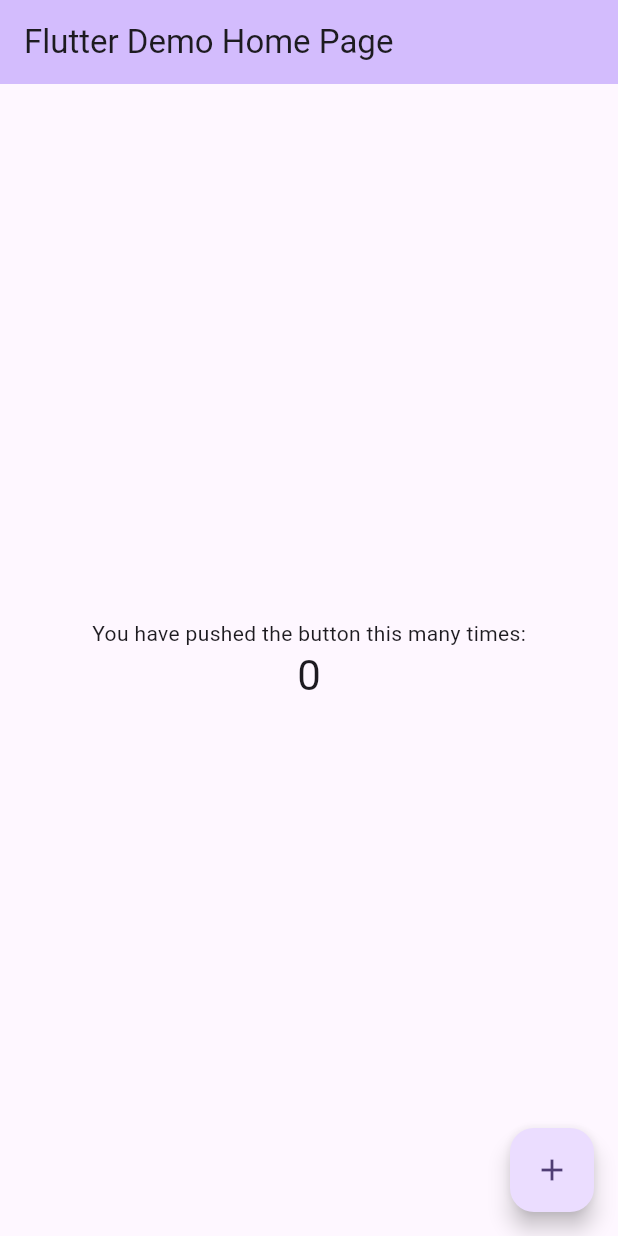
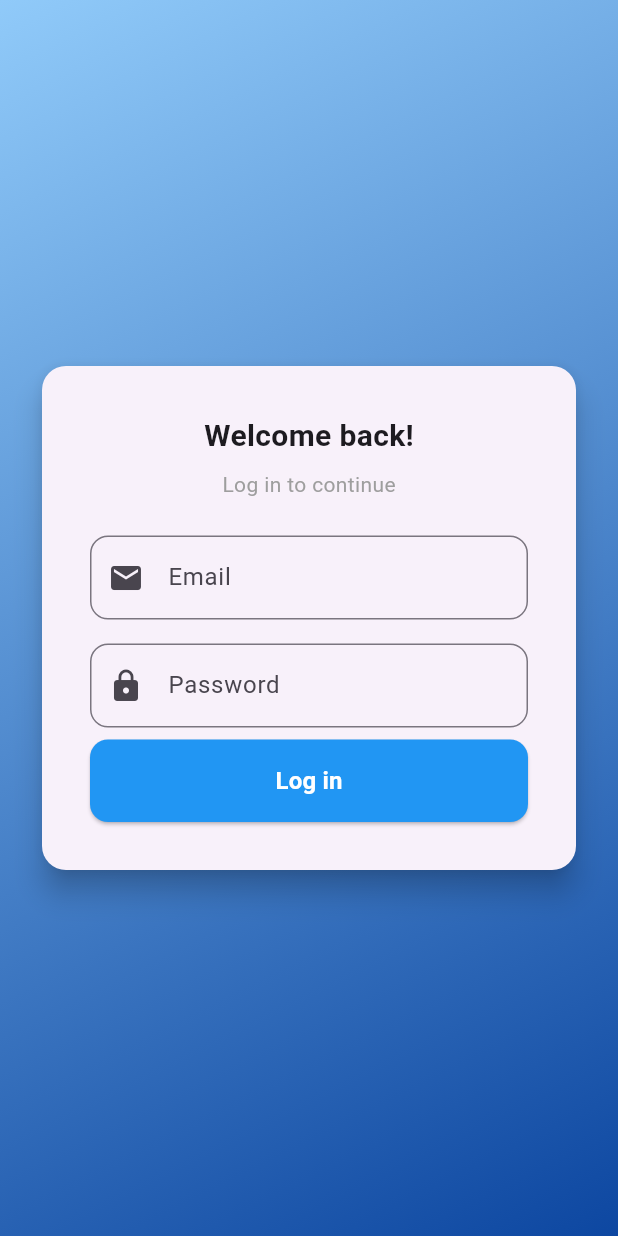
Before and after one commit to The-ivo/Hows-the-weather, a Flutter app: the screen it shows after launch, on a phone screen of 412 x 824 dp. Run offline on Flutter 3.47's test engine with Material 3 defaults, Android fonts, the phone set to English and light mode, and no system bars.

Commit message:
feature(auth screen): create app router and authentication screen

```diff
--- /dev/null
+++ b/lib/UI/auth/widgets/auth_screen.dart
@@ -0,0 +1,56 @@
+import 'package:flutter/material.dart';
+import 'package:hows_the_weather/UI/auth/widgets/large_screen_login_card_widget.dart';
+import 'package:hows_the_weather/UI/auth/widgets/small_screen_login_card_widget.dart';
+
+class AuthScreen extends StatelessWidget {
+  const AuthScreen({super.key});
+
+  @override
+  Widget build(BuildContext context) {
+    return Scaffold(
+      body: LayoutBuilder(
+        builder: (context, constraints) {
+          final isLargeScreen = constraints.maxWidth > 800;
+
+          return Container(
+            decoration: BoxDecoration(
+              gradient: LinearGradient(
+                begin: Alignment.topLeft,
+                end: Alignment.bottomRight,
+                colors: [Colors.blue.shade200, Colors.blue.shade900],
+              ),
+            ),
+            child: Center(
+              child: SingleChildScrollView(
+                child: Container(
+                  constraints: BoxConstraints(
+                    maxWidth: isLargeScreen ? 800 : 450,
+                  ),
+                  margin: const EdgeInsets.all(24),
+                  child: Card(
+                    elevation: 8,
+                    shape: RoundedRectangleBorder(
+                      borderRadius: BorderRadius.circular(16),
+                    ),
+                    child: Padding(
+                      padding: const EdgeInsets.all(32.0),
+                      child: isLargeScreen
+                          ? LargeScreenLoginCardWidget(
+                              loginText: 'Log in to continue',
+                              welcomeBackText: 'Welcome back!',
+                            )
+                          : SmallScreenLoginCardWidget(
+                              loginText: 'Log in to continue',
+                              welcomeBackText: 'Welcome back!',
+                            ),
+                    ),
+                  ),
+                ),
+              ),
+            ),
+          );
+        },
+      ),
+    );
+  }
+}
--- /dev/null
+++ b/lib/UI/auth/widgets/login_form_widget.dart
@@ -0,0 +1,98 @@
+import 'package:flutter/material.dart';
+
+class LoginFormWidget extends StatefulWidget {
+  const LoginFormWidget({super.key});
+
+  @override
+  State<LoginFormWidget> createState() => _LoginFormWidgetState();
+}
+
+class _LoginFormWidgetState extends State<LoginFormWidget> {
+  final _emailController = TextEditingController();
+  final _passwordController = TextEditingController();
+  final _formKey = GlobalKey<FormState>();
+
+  @override
+  void dispose() {
+    _emailController.dispose();
+    _passwordController.dispose();
+    super.dispose();
+  }
+
+  @override
+  Widget build(BuildContext context) {
+    return Form(
+      key: _formKey,
+      child: Column(
+        crossAxisAlignment: CrossAxisAlignment.stretch,
+        children: [
+          TextFormField(
+            controller: _emailController,
+            decoration: InputDecoration(
+              labelText: 'Email',
+              prefixIcon: const Icon(Icons.email),
+              border: OutlineInputBorder(
+                borderRadius: BorderRadius.circular(12),
+              ),
+              errorMaxLines: 2,
+            ),
+            keyboardType: TextInputType.emailAddress,
+            validator: (value) {
+              if (value == null || value.isEmpty) {
+                return 'Please, enter your email address';
+              }
+              if (!value.contains('@')) {
+                return 'Please, enter a valid email address';
+              }
+              return null;
+            },
+          ),
+          const SizedBox(height: 16),
+          TextFormField(
+            controller: _passwordController,
+            decoration: InputDecoration(
+              labelText: 'Password',
+              prefixIcon: const Icon(Icons.lock),
+              border: OutlineInputBorder(
+                borderRadius: BorderRadius.circular(12),
+              ),
+              errorMaxLines: 2,
+            ),
+            obscureText: true,
+            validator: (value) {
+              if (value == null || value.isEmpty) {
+                return 'Please, enter your password';
+              }
+              if (value.length < 6) {
+                return 'Passwords must be longer than 6 characters';
+              }
+              return null;
+            },
+          ),
+          const SizedBox(height: 8),
+          ElevatedButton(
+            onPressed: () {
+              if (_formKey.currentState!.validate()) {
+                ScaffoldMessenger.of(context).showSnackBar(
+                  const SnackBar(content: Text('Processando login...')),
+                );
+              }
+            },
+            style: ElevatedButton.styleFrom(
+              backgroundColor: Colors.blue,
+              foregroundColor: Colors.white,
+              padding: const EdgeInsets.symmetric(vertical: 16),
+              shape: RoundedRectangleBorder(
+                borderRadius: BorderRadius.circular(12),
+              ),
+            ),
+            child: const Text(
+              'Log in',
+              style: TextStyle(fontSize: 16, fontWeight: FontWeight.bold),
+            ),
+          ),
+        ],
+      ),
+    );
+  }
+}
--- /dev/null
+++ b/lib/UI/auth/widgets/small_screen_login_card_widget.dart
@@ -0,0 +1,39 @@
+import 'package:flutter/material.dart';
+import 'package:hows_the_weather/UI/auth/widgets/login_form_widget.dart';
+
+class SmallScreenLoginCardWidget extends StatelessWidget {
+  const SmallScreenLoginCardWidget({
+    super.key,
+    required this.welcomeBackText,
+    required this.loginText,
+  });
+
+  final String welcomeBackText;
+  final String loginText;
+
+  @override
+  Widget build(BuildContext context) {
+    return Column(
+      mainAxisSize: MainAxisSize.min,
+      children: [
+        const Text(
+          'Welcome back!',
+          style: TextStyle(
+            fontSize: 20,
+            fontWeight: FontWeight.bold,
+          ),
+        ),
+        const SizedBox(height: 8),
+        const Text(
+          'Log in to continue',
+          style: TextStyle(
+            fontSize: 14,
+            color: Colors.grey,
+          ),
+        ),
+        const SizedBox(height: 24),
+        LoginFormWidget(),
+      ],
+    );
+  }
+}
--- a/lib/main.dart
+++ b/lib/main.dart
@@ -1,4 +1,5 @@
 import 'package:flutter/material.dart';
+import 'package:hows_the_weather/routing/app_router_widget.dart';
 
 void main() {
   runApp(const MyApp());
@@ -13,113 +14,10 @@
     return MaterialApp(
       title: 'Flutter Demo',
       theme: ThemeData(
-        // This is the theme of your application.
-        //
-        // TRY THIS: Try running your application with "flutter run". You'll see
-        // the application has a purple toolbar. Then, without quitting the app,
-        // try changing the seedColor in the colorScheme below to Colors.green
-        // and then invoke "hot reload" (save your changes or press the "hot
-        // reload" button in a Flutter-supported IDE, or press "r" if you used
-        // the command line to start the app).
-        //
-        // Notice that the counter didn't reset back to zero; the application
-        // state is not lost during the reload. To reset the state, use hot
-        // restart instead.
-        //
-        // This works for code too, not just values: Most code changes can be
-        // tested with just a hot reload.
         colorScheme: ColorScheme.fromSeed(seedColor: Colors.deepPurple),
         useMaterial3: true,
       ),
-      home: const MyHomePage(title: 'Flutter Demo Home Page'),
+      home: const AppRouterWidget(),
     );
   }
 }
-
-class MyHomePage extends StatefulWidget {
-  const MyHomePage({super.key, required this.title});
-
-  // This widget is the home page of your application. It is stateful, meaning
-  // that it has a State object (defined below) that contains fields that affect
-  // how it looks.
-
-  // This class is the configuration for the state. It holds the values (in this
-  // case the title) provided by the parent (in this case the App widget) and
-  // used by the build method of the State. Fields in a Widget subclass are
-  // always marked "final".
-
-  final String title;
-
-  @override
-  State<MyHomePage> createState() => _MyHomePageState();
-}
-
-class _MyHomePageState extends State<MyHomePage> {
-  int _counter = 0;
-
-  void _incrementCounter() {
-    setState(() {
-      // This call to setState tells the Flutter framework that something has
-      // changed in this State, which causes it to rerun the build method below
-      // so that the display can reflect the updated values. If we changed
-      // _counter without calling setState(), then the build method would not be
-      // called again, and so nothing would appear to happen.
-      _counter++;
-    });
-  }
-
-  @override
-  Widget build(BuildContext context) {
-    // This method is rerun every time setState is called, for instance as done
-    // by the _incrementCounter method above.
-    //
-    // The Flutter framework has been optimized to make rerunning build methods
-    // fast, so that you can just rebuild anything that needs updating rather
-    // than having to individually change instances of widgets.
-    return Scaffold(
-      appBar: AppBar(
-        // TRY THIS: Try changing the color here to a specific color (to
-        // Colors.amber, perhaps?) and trigger a hot reload to see the AppBar
-        // change color while the other colors stay the same.
-        backgroundColor: Theme.of(context).colorScheme.inversePrimary,
-        // Here we take the value from the MyHomePage object that was created by
-        // the App.build method, and use it to set our appbar title.
-        title: Text(widget.title),
-      ),
-      body: Center(
-        // Center is a layout widget. It takes a single child and positions it
-        // in the middle of the parent.
-        child: Column(
-          // Column is also a layout widget. It takes a list of children and
-          // arranges them vertically. By default, it sizes itself to fit its
-          // children horizontally, and tries to be as tall as its parent.
-          //
-          // Column has various properties to control how it sizes itself and
-          // how it positions its children. Here we use mainAxisAlignment to
-          // center the children vertically; the main axis here is the vertical
-          // axis because Columns are vertical (the cross axis would be
-          // horizontal).
-          //
-          // TRY THIS: Invoke "debug painting" (choose the "Toggle Debug Paint"
-          // action in the IDE, or press "p" in the console), to see the
-          // wireframe for each widget.
-          mainAxisAlignment: MainAxisAlignment.center,
-          children: <Widget>[
-            const Text(
-              'You have pushed the button this many times:',
-            ),
-            Text(
-              '$_counter',
-              style: Theme.of(context).textTheme.headlineMedium,
-            ),
-          ],
-        ),
-      ),
-      floatingActionButton: FloatingActionButton(
-        onPressed: _incrementCounter,
-        tooltip: 'Increment',
-        child: const Icon(Icons.add),
-      ), // This trailing comma makes auto-formatting nicer for build methods.
-    );
-  }
-}
--- /dev/null
+++ b/lib/routing/app_router_widget.dart
@@ -0,0 +1,33 @@
+import 'package:flutter/material.dart';
+import 'package:hows_the_weather/UI/auth/widgets/auth_screen.dart';
+
+class AppRouterWidget extends StatefulWidget {
+  const AppRouterWidget({super.key});
+
+  @override
+  State<AppRouterWidget> createState() => _AppRouterWidgetState();
+}
+
+class _AppRouterWidgetState extends State<AppRouterWidget> {
+  @override
+  Widget build(BuildContext context) {
+    final GlobalKey<NavigatorState> appMainNavKey = GlobalKey();
+
+    return Navigator(
+      key: appMainNavKey,
+      onGenerateRoute: (settings) {
+        final routeName = settings.name;
+
+        switch (routeName) {
+          case '/':
+            return MaterialPageRoute(
+              builder: (context) => AuthScreen(),
+            );
+
+          default:
+            return null;
+        }
+      },
+    );
+  }
+}
```
Also changed, not shown: lib/UI/auth/widgets/large_screen_login_card_widget.dart (added, +49 -0 lines).
